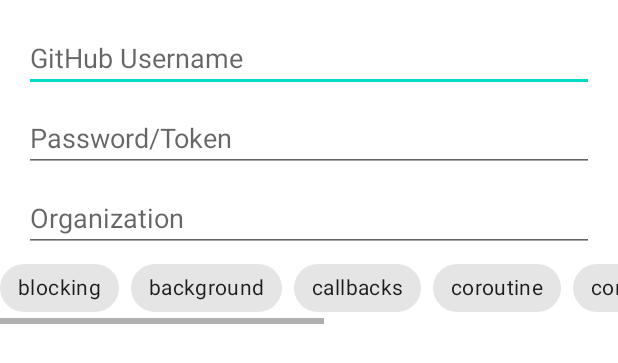
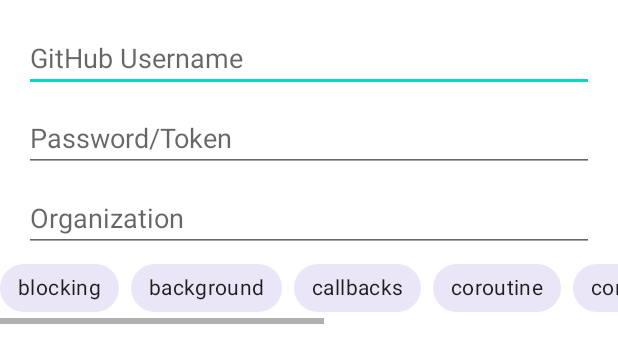
Before and after one commit to DragunOleg/DraguOsisCoroutines, an Android app: the layout activity_main.xml on its own in the app's theme, with its tools: preview values and no code run, on a phone screen of 412 x 824 dp. Shown: the top 363 px of the screen. Run offline under Robolectric (Android 15) with nearby library versions, the phone set to English and light mode, and no system bars.

Commit message:
chips selected colors

```diff
--- /dev/null
+++ b/app/src/main/res/color/chip_background_color.xml
@@ -0,0 +1,10 @@
+<?xml version="1.0" encoding="utf-8"?>
+<selector xmlns:android="http://schemas.android.com/apk/res/android">
+    <!-- 24% opacity -->
+    <item android:alpha="0.24" android:color="@color/text_color_chip_state_list" android:state_enabled="true" android:state_selected="true"/>
+    <item android:alpha="0.24" android:color="@color/colorSecondary" android:state_enabled="true" android:state_checked="true"/>
+    <!-- 12% of 87% opacity -->
+    <item android:alpha="0.10" android:color="@color/colorPrimaryVariant" android:state_enabled="true"/>
+    <item android:alpha="0.12" android:color="@color/colorPrimary"/>
+
+</selector>
--- /dev/null
+++ b/app/src/main/res/color/text_color_chip_state_list.xml
@@ -0,0 +1,11 @@
+<?xml version="1.0" encoding="utf-8"?>
+<selector xmlns:android="http://schemas.android.com/apk/res/android">
+
+    <item android:color="?attr/colorSecondary" android:state_enabled="true" android:state_selected="true"/>
+    <item android:color="?attr/colorPrimary" android:state_enabled="true" android:state_checked="true"/>
+    <!-- 87% opacity. -->
+    <item android:alpha="0.87" android:color="?attr/colorOnSurface" android:state_enabled="true"/>
+    <!-- 38% of 87% opacity. -->
+    <item android:alpha="0.33" android:color="?attr/colorOnSurface"/>
+
+</selector>
--- a/app/src/main/res/layout/activity_main.xml
+++ b/app/src/main/res/layout/activity_main.xml
@@ -58,49 +58,56 @@
             app:singleSelection="true">
 
             <com.google.android.material.chip.Chip
+                style="@style/My_Widget.MaterialComponents.Chip.Choice"
                 android:id="@+id/chip_blocking"
                 android:layout_width="wrap_content"
                 android:layout_height="wrap_content"
-                app:chipBackgroundColor="@v/bg_chip_state_list"
                 android:text="blocking" />
 
             <com.google.android.material.chip.Chip
+                style="@style/My_Widget.MaterialComponents.Chip.Choice"
                 android:id="@+id/chip_background"
                 android:layout_width="wrap_content"
                 android:layout_height="wrap_content"
                 android:text="background" />
 
             <com.google.android.material.chip.Chip
+                style="@style/My_Widget.MaterialComponents.Chip.Choice"
                 android:id="@+id/chip_callbacks"
                 android:layout_width="wrap_content"
                 android:layout_height="wrap_content"
                 android:text="callbacks" />
 
             <com.google.android.material.chip.Chip
+                style="@style/My_Widget.MaterialComponents.Chip.Choice"
                 android:id="@+id/chip_coroutine"
                 android:layout_width="wrap_content"
                 android:layout_height="wrap_content"
                 android:text="coroutine" />
 
             <com.google.android.material.chip.Chip
+                style="@style/My_Widget.MaterialComponents.Chip.Choice"
                 android:id="@+id/chip_concurrent"
                 android:layout_width="wrap_content"
                 android:layout_height="wrap_content"
                 android:text="concurrent" />
 
             <com.google.android.material.chip.Chip
+                style="@style/My_Widget.MaterialComponents.Chip.Choice"
                 android:id="@+id/chip_not_cancellable"
                 android:layout_width="wrap_content"
                 android:layout_height="wrap_content"
                 android:text="not cancellable" />
 
             <com.google.android.material.chip.Chip
+                style="@style/My_Widget.MaterialComponents.Chip.Choice"
                 android:id="@+id/chip_progress"
                 android:layout_width="wrap_content"
                 android:layout_height="wrap_content"
                 android:text="progress" />
 
             <com.google.android.material.chip.Chip
+                style="@style/My_Widget.MaterialComponents.Chip.Choice"
                 android:id="@+id/chip_channels"
                 android:layout_width="wrap_content"
                 android:layout_height="wrap_content"
--- a/app/src/main/res/values/colors.xml
+++ b/app/src/main/res/values/colors.xml
@@ -7,4 +7,12 @@
     <color name="teal_700">#FF018786</color>
     <color name="black">#FF000000</color>
     <color name="white">#FFFFFFFF</color>
+
+    <color name="colorPrimary">@color/purple_500</color>
+    <color name="colorPrimaryVariant">@color/purple_700</color>
+    <color name="colorOnPrimary">@color/white</color>
+    <!-- Secondary brand color. -->
+    <color name="colorSecondary">@color/teal_200</color>
+    <color name="colorSecondaryVariant">@color/teal_700</color>
+    <color name="colorOnSecondary">@color/black</color>
 </resources>
--- /dev/null
+++ b/app/src/main/res/values/styles.xml
@@ -0,0 +1,14 @@
+<?xml version="1.0" encoding="utf-8"?>
+<resources>
+    <style name="My_Widget.MaterialComponents.Chip.Choice" parent="Widget.MaterialComponents.Chip.Choice">
+        <!-- Chip background color selector -->
+        <item name="chipBackgroundColor">@color/chip_background_color</item>
+        <!-- Border color -->
+        <item name="chipStrokeColor">@color/colorSecondary</item>
+
+        <!-- Chip text color selector -->
+        <item name="android:textColor">@color/mtrl_choice_chip_text_color</item>
+        <!-- Chip close icon color selector -->
+        <item name="closeIconTint">@color/mtrl_chip_close_icon_tint</item>
+    </style>
+</resources>
```
